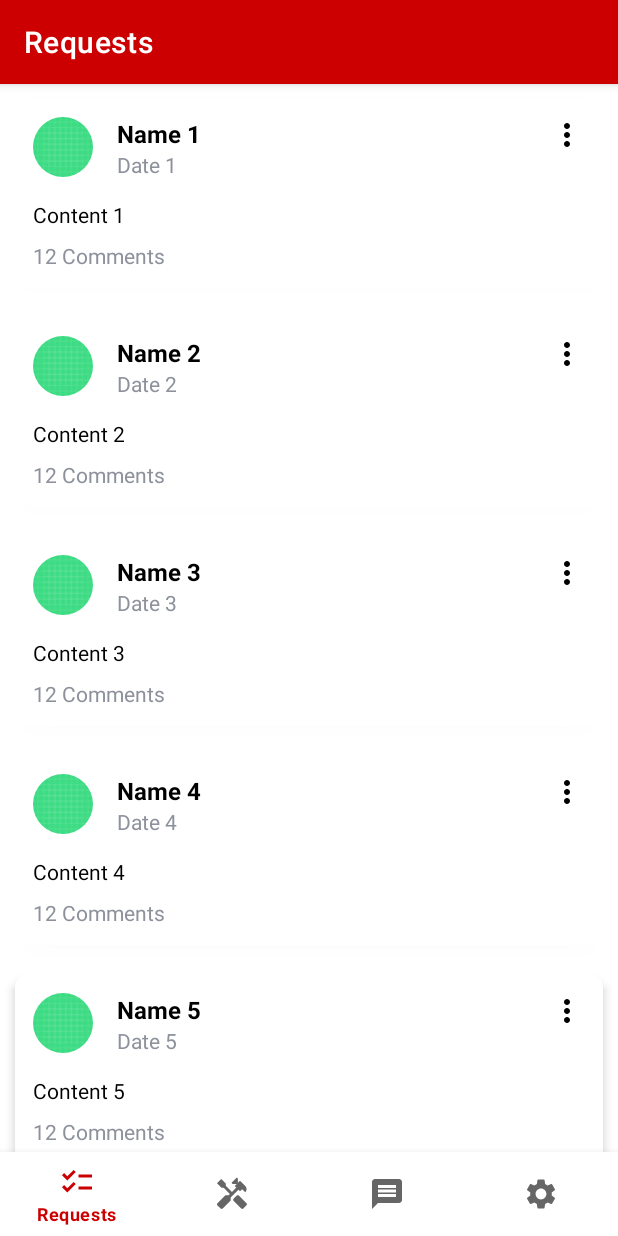
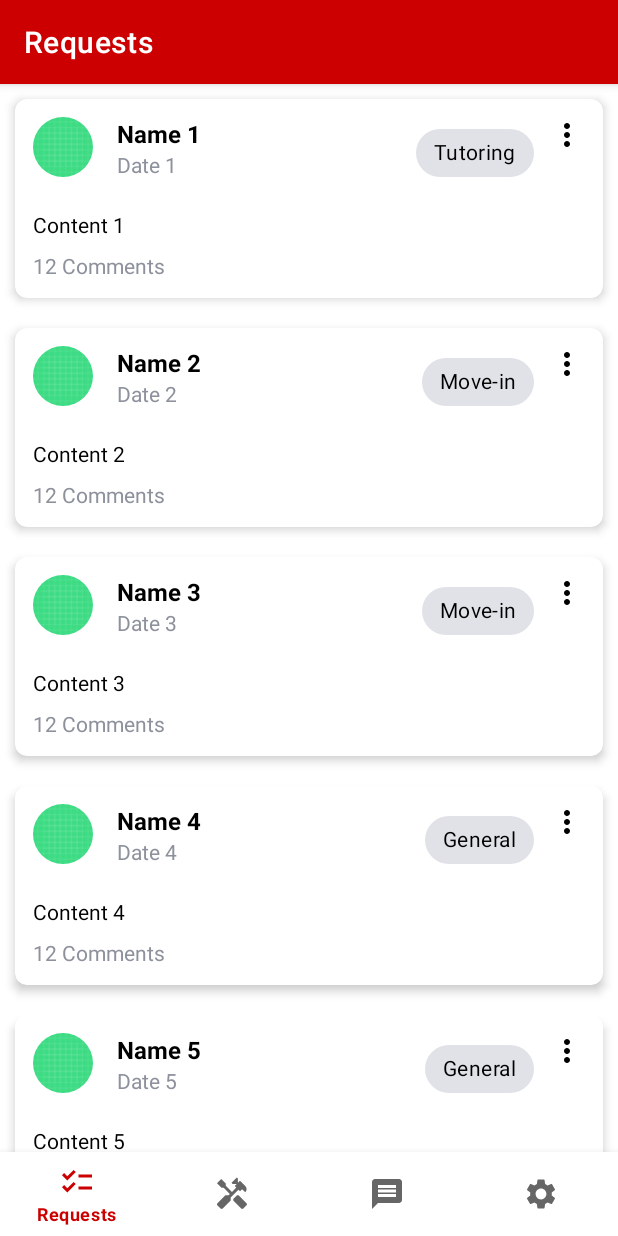
Before and after one commit to yjshin229/CS501ProjectApp, an Android app: the screen it shows after launch (MainActivity), on a phone screen of 412 x 824 dp. Run offline under Robolectric (Android 15) with nearby library versions, the phone set to English and light mode, and no system bars; our stand-ins replace navigation-ui.

Commit message:
implement service type chip to requests card

```diff
--- a/app/src/main/java/com/example/taskterriers/ui/requests/RequestItem.kt
+++ b/app/src/main/java/com/example/taskterriers/ui/requests/RequestItem.kt
@@ -6,6 +6,7 @@ data class RequestItem(
     val name: String,
     val date: String,
     val content: String,
-    val profileImageResId: Int  // Resource ID for the profile image
+    val chipString: String,
+    val profileImageResId: Int // Resource ID for the profile image
     // Add other fields as necessary
 )
--- a/app/src/main/java/com/example/taskterriers/ui/requests/RequestsCardAdapter.kt
+++ b/app/src/main/java/com/example/taskterriers/ui/requests/RequestsCardAdapter.kt
@@ -19,6 +19,7 @@ class RequestsCardAdapter(private val items: List<RequestItem>,
                 nameTextView.text = item.name
                 dateTextView.text = item.date
                 contentTextView.text = item.content
+                reusableChip.text = item.chipString
                 // You can setup click listener for buttonKebabMenu as well
                 root.setOnClickListener { onItemClick(item) }
             }
--- a/app/src/main/java/com/example/taskterriers/ui/requests/RequestsFragment.kt
+++ b/app/src/main/java/com/example/taskterriers/ui/requests/RequestsFragment.kt
@@ -25,16 +25,16 @@ class RequestsFragment : Fragment() {
 
         // Example list of RequestItems
         val exampleList = listOf(
-            RequestItem("Name 1", "Date 1", "Content 1", R.drawable.ic_launcher_background), // Replace with actual data and drawable
-            RequestItem("Name 2", "Date 2", "Content 2", R.drawable.ic_launcher_background),
-            RequestItem("Name 3", "Date 3", "Content 3", R.drawable.ic_launcher_background),
-            RequestItem("Name 4", "Date 4", "Content 4", R.drawable.ic_launcher_background),
-            RequestItem("Name 5", "Date 5", "Content 5", R.drawable.ic_launcher_background),
-            RequestItem("Name 6", "Date 6", "Content 6", R.drawable.ic_launcher_background),
-            RequestItem("Name 7", "Date 7", "Content 7", R.drawable.ic_launcher_background),
-            RequestItem("Name 8", "Date 8", "Content 8", R.drawable.ic_launcher_background),
-            RequestItem("Name 9", "Date 9", "Content 9", R.drawable.ic_launcher_background),
-            RequestItem("Name 10", "Date 10", "Content 10", R.drawable.ic_launcher_background),
+            RequestItem("Name 1", "Date 1", "Content 1", "Tutoring", R.drawable.ic_launcher_background), // Replace with actual data and drawable
+            RequestItem("Name 2", "Date 2", "Content 2", "Move-in",  R.drawable.ic_launcher_background),
+            RequestItem("Name 3", "Date 3", "Content 3", "Move-in", R.drawable.ic_launcher_background),
+            RequestItem("Name 4", "Date 4", "Content 4", "General", R.drawable.ic_launcher_background),
+            RequestItem("Name 5", "Date 5", "Content 5", "General", R.drawable.ic_launcher_background),
+            RequestItem("Name 6", "Date 6", "Content 6", "Tutoring", R.drawable.ic_launcher_background),
+            RequestItem("Name 7", "Date 7", "Content 7", "Personal Care", R.drawable.ic_launcher_background),
+            RequestItem("Name 8", "Date 8", "Content 8", "Personal Care", R.drawable.ic_launcher_background),
+            RequestItem("Name 9", "Date 9", "Content 9", "Tutoring", R.drawable.ic_launcher_background),
+            RequestItem("Name 10", "Date 10", "Content 10","Tutoring",  R.drawable.ic_launcher_background),
             // Add more items...
         )
 
--- a/app/src/main/res/layout/requests_card.xml
+++ b/app/src/main/res/layout/requests_card.xml
@@ -45,7 +45,9 @@
                     android:textSize="16sp"
                     android:textStyle="bold"
                     android:textColor="@color/neutral_0"
-                    android:text="Name" />
+                    android:text="Name"
+                    android:maxLines="1"
+                    android:ellipsize="end"/>
 
                 <TextView
                     android:id="@+id/dateTextView"
@@ -66,6 +68,21 @@
                 android:background="?attr/selectableItemBackgroundBorderless"
                 android:clickable="true"
                 android:focusable="true" />
+
+            <com.google.android.material.chip.Chip xmlns:android="http://schemas.android.com/apk/res/android"
+                xmlns:app="http://schemas.android.com/apk/res-auto"
+                android:id="@+id/reusable_chip"
+                app:layout_constraintTop_toTopOf="parent"
+                app:layout_constraintBottom_toBottomOf="parent"
+                app:layout_constraintRight_toLeftOf="@id/buttonKebabMenu"
+                android:layout_marginRight="10dp"
+                android:layout_width="wrap_content"
+                android:layout_height="wrap_content"
+                android:text="Tutoring"
+                android:contentDescription="Type of Service"
+                android:textColor="@color/neutral_0"
+                app:closeIconVisible="false"
+                style="@style/CustomChipStyle" />
         </androidx.constraintlayout.widget.ConstraintLayout>
 
         <TextView
```
